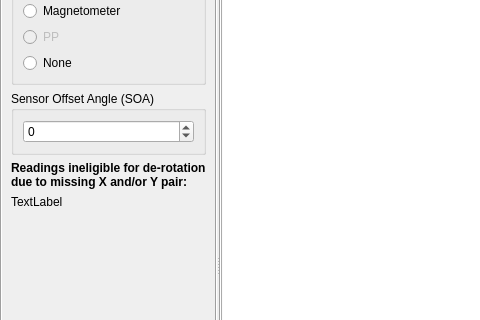
First picture: the form in src/ui/derotator.ui, repository Eric-Meunier/Processor-Suite, before the edit; both pictures show x 0 to 480 and y 84 to 404 of the 1080 by 701 pixel window.
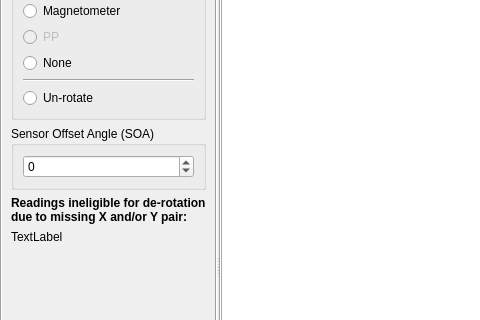
Second picture: the form after the edit. Custom widgets are drawn as their Qt base class.

Diff of the .ui file:
```diff
--- a/src/ui/derotator.ui
+++ b/src/ui/derotator.ui
@@ -132,6 +132,20 @@
              </property>
             </widget>
            </item>
+           <item>
+            <widget class="Line" name="separator">
+             <property name="orientation">
+              <enum>Qt::Horizontal</enum>
+             </property>
+            </widget>
+           </item>
+           <item>
+            <widget class="QRadioButton" name="unrotate_btn">
+             <property name="text">
+              <string>Un-rotate</string>
+             </property>
+            </widget>
+           </item>
           </layout>
          </widget>
         </item>
```
